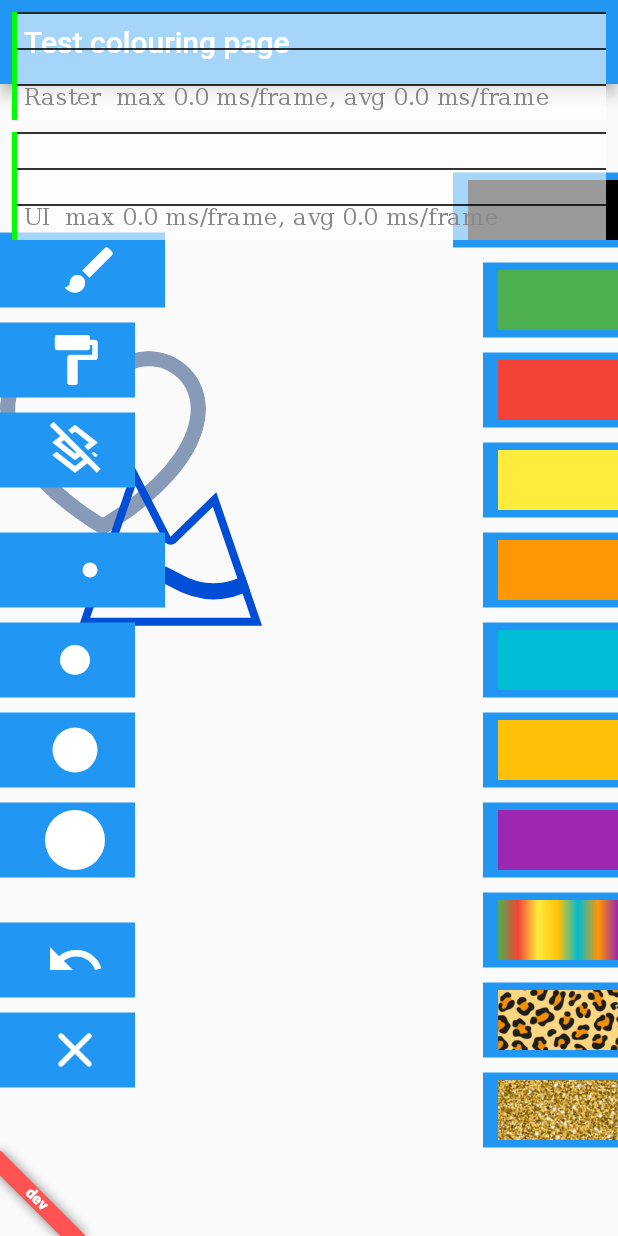
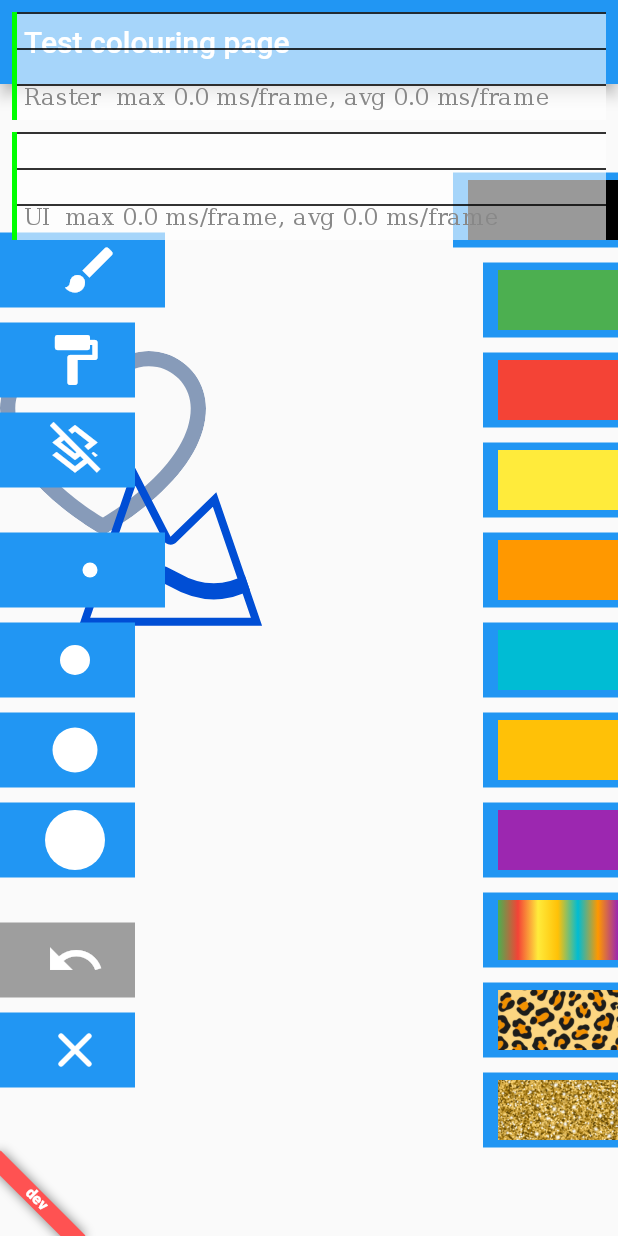
Before and after one commit to 1mavic/Coloring-application, a Flutter app: the screen it shows after launch, on a phone screen of 412 x 824 dp. Run offline on Flutter 3.47's test engine with Material 2 defaults, Android fonts, the phone set to English and light mode, and no system bars; our stand-ins replace device_info_plus, flutter_svg, freezed_annotation, hooks_riverpod, path_drawing.

```diff
--- a/lib/providers/paint_history_provider.dart
+++ b/lib/providers/paint_history_provider.dart
@@ -22,6 +22,7 @@ class _PaintHistoryNotifier extends StateNotifier<List<List<PaintObject>>> {
   /// clear all history record. make inital state of coloring
   void clearHistory() {
     state = List.generate(state.length, (int index) => <PaintObject>[]);
+    _history.clear();
   }
 
   /// add record to history.
@@ -93,3 +94,9 @@ class _PaintHistoryNotifier extends StateNotifier<List<List<PaintObject>>> {
     }
   }
 }
+
+/// provider for undo button. if history records is empty return false
+final undoButtonProvider = Provider<bool>((ref) {
+  ref.watch(paintHistoryProvider);
+  return ref.watch(paintHistoryProvider.notifier)._history.isEmpty;
+});
--- a/lib/ui_widgets/brush_pick.dart
+++ b/lib/ui_widgets/brush_pick.dart
@@ -1,3 +1,5 @@
+import 'dart:developer';
+
 import 'package:coloring_app/const_data.dart';
 import 'package:coloring_app/generated/l10n.dart';
 import 'package:coloring_app/models/app_color.dart';
@@ -19,7 +21,6 @@ class BrushPickWidget extends ConsumerWidget {
   Widget build(BuildContext context, WidgetRef ref) {
     final pickedBrushSize = ref.watch(brushSizeProvider);
     final pickedBrushType = ref.watch(brushProvider);
-    // final prevColor = ref.watch(prevColorProvider);
     return Column(
       crossAxisAlignment: CrossAxisAlignment.start,
       mainAxisAlignment: MainAxisAlignment.center,
@@ -98,8 +99,12 @@ class BrushPickWidget extends ConsumerWidget {
         const SizedBox(
           height: 30,
         ),
-        _ItemButtonWidget(
+        Consumer(
+          builder: (context, ref, child) {
+            final buttonDisabled = ref.watch(undoButtonProvider);
+            return _ItemButtonWidget(
               picked: false,
+              disabled: buttonDisabled,
               onTap: () async {
                 ref.read(paintHistoryProvider.notifier).undo();
               },
@@ -108,6 +113,8 @@ class BrushPickWidget extends ConsumerWidget {
                 color: Colors.white,
                 size: 40,
               ),
+            );
+          },
         ),
         const SizedBox(
           height: 10,
@@ -155,16 +162,18 @@ class _ItemButtonWidget extends StatelessWidget {
     required this.onTap,
     required this.picked,
     required this.child,
+    this.disabled = false,
   });
   final VoidCallback onTap;
   final bool picked;
   final Widget child;
+  final bool disabled;
   @override
   Widget build(BuildContext context) {
     return GestureDetector(
-      onTap: onTap,
+      onTap: disabled ? null : onTap,
       child: ColoredBox(
-        color: Colors.blue,
+        color: disabled ? Colors.grey : Colors.blue,
         child: Padding(
           padding: const EdgeInsets.only(left: 10, bottom: 5, top: 5),
           child: AnimatedContainer(
--- a/lib/ui_widgets/picture_object.dart
+++ b/lib/ui_widgets/picture_object.dart
@@ -1,4 +1,5 @@
 import 'dart:async';
+import 'dart:developer';
 
 import 'package:coloring_app/models/brush_type.dart';
 import 'package:coloring_app/models/paint_object.dart';
@@ -79,7 +80,7 @@ class _PictureObjectState extends ConsumerState<PictureObject> {
 
   @override
   Widget build(BuildContext context) {
-    final history = ref.watch(paintHistoryProvider)[widget.index];
+    log('build ${widget.index}');
     return Positioned(
       left: widget.part.coordinates.dx * widget.ratio,
       top: widget.part.coordinates.dy * widget.ratio,
@@ -94,37 +95,20 @@ class _PictureObjectState extends ConsumerState<PictureObject> {
               child: Stack(
                 children: [
                   RepaintBoundary(
-                    child: CustomPaint(
-                      painter: MyPainter(
-                        objects: history,
-                      ),
-                      child: const SizedBox.expand(),
+                    child: Consumer(
+                      builder: (context, ref, child) {
+                        final history =
+                            ref.watch(paintHistoryProvider)[widget.index];
+                        log('build consumer ${widget.index}');
+                        return CustomPaint(
+                          painter: MyPainter(
+                            objects: history,
+                          ),
+                          child: const SizedBox.expand(),
+                        );
+                      },
                     ),
                   ),
-                  // StreamBuilder<List<PaintObject>>(
-                  //   stream: historyStream.stream,
-                  //   builder: (
-                  //     BuildContext context,
-                  //     AsyncSnapshot<List<PaintObject>> snapshot,
-                  //   ) {
-                  //     if (snapshot.hasData) {
-                  //       final data = snapshot.data;
-                  //       if (data != null) {
-                  //         return RepaintBoundary(
-                  //           child: CustomPaint(
-                  //             painter: MyPainter(
-                  //               objects: history,
-                  //             ),
-                  //             child: const SizedBox.expand(),
-                  //           ),
-                  //         );
-                  //       } else {
-                  //         return const SizedBox.expand();
-                  //       }
-                  //     }
-                  //     return const SizedBox.expand();
-                  //   },
-                  // ),
                   GestureDetector(
                     behavior: HitTestBehavior.translucent,
                     onPanDown: (details) {
```
Lines whose indentation alone changed are shown as unchanged.
